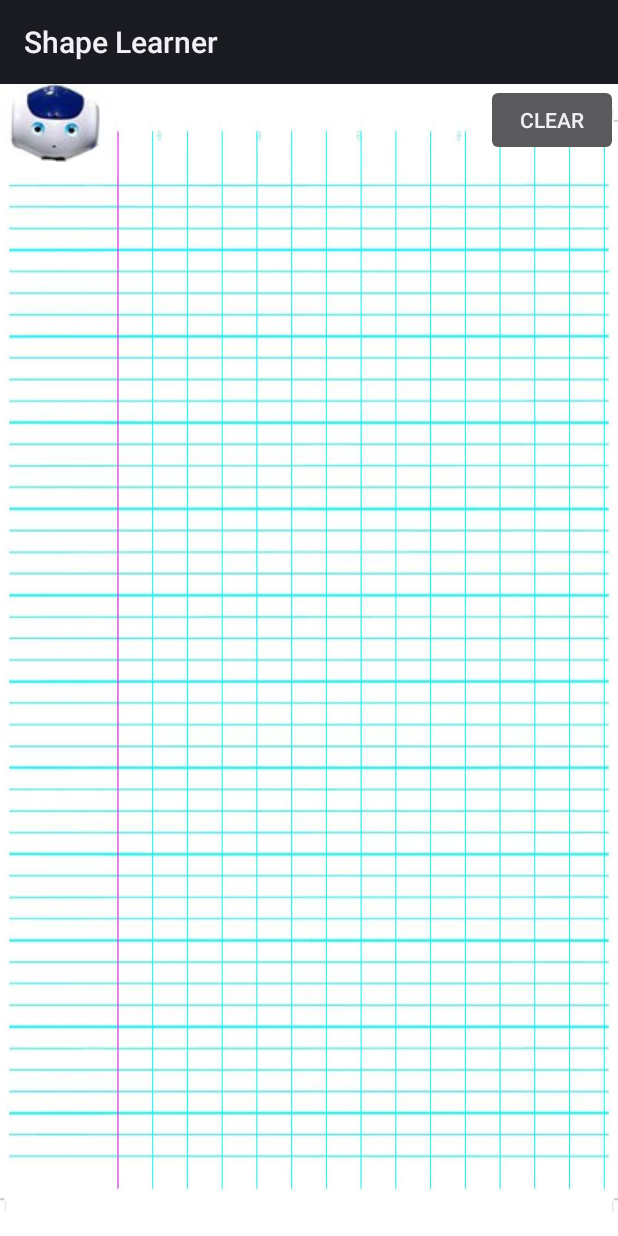
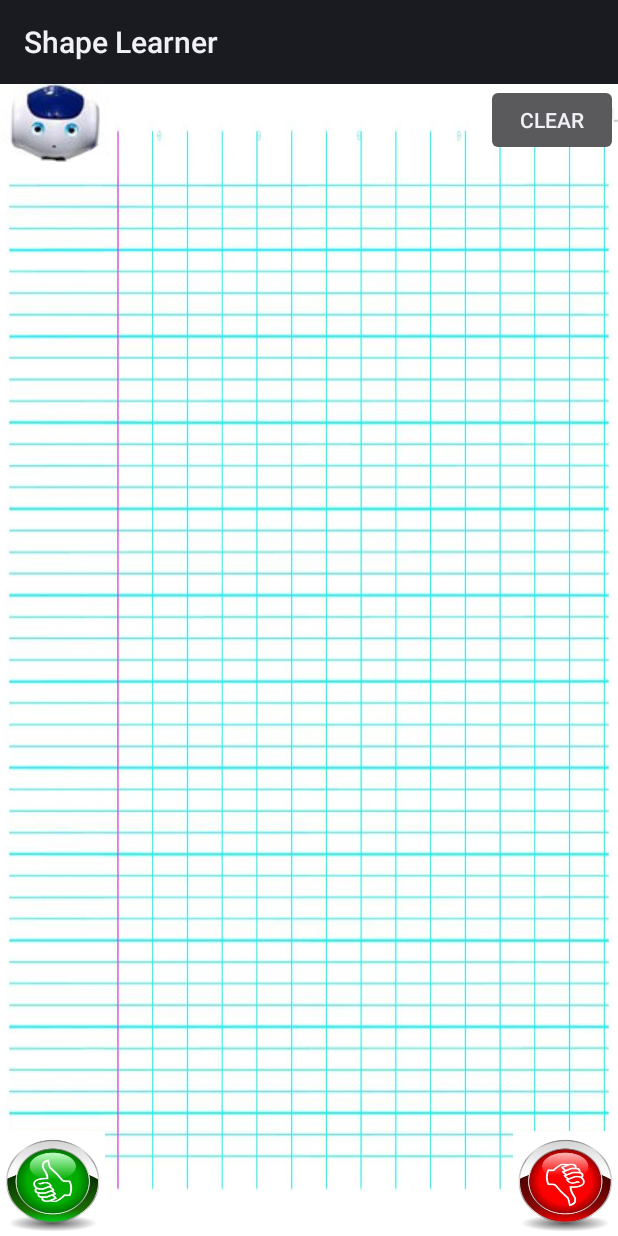
Before and after one commit to chili-epfl/cowriter_letter_learning, an Android app: the layout main.xml on its own in the app's theme, with its tools: preview values and no code run, on a phone screen of 412 x 824 dp. Run offline under Robolectric (Android 15) with nearby library versions, the phone set to English and light mode, and no system bars; plain views replace RosTextView.

Commit message:
updating oneShot display for version of Android above 5.1

```diff
--- a/shape_learning_android_nodes/shape_learner/src/main/java/org/ros/android/shape_learner/DisplayMethods.java
+++ b/shape_learning_android_nodes/shape_learner/src/main/java/org/ros/android/shape_learner/DisplayMethods.java
@@ -50,6 +50,7 @@ public class DisplayMethods {
     public void setDisplayRate(double rate){
         mDisplayRate = rate;
     }
+
     public static double MM2PX(double x){ return x*MM2INCH*PPI_tablet; }
     public static double PX2MM(double x){return x/(PPI_tablet*MM2INCH);}
 
--- /dev/null
+++ b/shape_learning_android_nodes/shape_learner/src/main/res/drawable/badxml.xml
@@ -0,0 +1,5 @@
+<selector xmlns:android="http://schemas.android.com/apk/res/android">
+    <item android:state_focused="true" android:drawable="@drawable/bad"/>
+    <item android:state_pressed="true" android:drawable="@drawable/bad1" />
+    <item android:drawable="@drawable/bad" />
+</selector>
--- /dev/null
+++ b/shape_learning_android_nodes/shape_learner/src/main/res/drawable/goodxml.xml
@@ -0,0 +1,5 @@
+<selector xmlns:android="http://schemas.android.com/apk/res/android">
+    <item android:state_focused="true" android:drawable="@drawable/good"/>
+    <item android:state_pressed="true" android:drawable="@drawable/good1" />
+    <item android:drawable="@drawable/good" />
+</selector>
--- a/shape_learning_android_nodes/shape_learner/src/main/res/layout/main.xml
+++ b/shape_learning_android_nodes/shape_learner/src/main/res/layout/main.xml
@@ -27,7 +27,8 @@ android:layout_height="fill_parent" android:background="#35517cff">
         android:layout_height="fill_parent"
         android:id="@+id/image" android:layout_width="match_parent"
         android:layout_gravity="center"
-        android:baselineAligned="false">
+        android:baselineAligned="false"
+        android:oneshot="true">
         <!--android:src="@drawable/icon"-->
     </org.ros.android.shape_learner.SystemDrawingViewNode>
     <org.ros.android.shape_learner.UserDrawingView
@@ -66,4 +67,20 @@ android:layout_height="fill_parent" android:background="#35517cff">
         android:layout_gravity="right"
         android:text="@string/clearShapeListenerView"
         android:enabled="true" />
+
+    <Button
+        android:layout_width="70dp"
+        android:layout_height="70dp"
+
+        android:id="@+id/buttonPositive"
+        android:layout_gravity="left|bottom"
+        android:background="@drawable/goodxml"/>
+
+    <Button
+        android:layout_width="70dp"
+        android:layout_height="70dp"
+
+        android:id="@+id/buttonNegative"
+        android:layout_gravity="right|bottom"
+        android:background="@drawable/badxml"/>
 </FrameLayout>
```
Also changed, not shown: shape_learning_android_nodes/shape_learner/src/main/java/org/ros/android/shape_learner/InteractionManagerNode.java (+26 -14 lines), shape_learning_android_nodes/shape_learner/src/main/java/org/ros/android/shape_learner/MainActivity.java (+28 -2 lines), shape_learning_android_nodes/shape_learner/src/main/java/org/ros/android/shape_learner/SystemDrawingViewNode.java (+6 -1 lines), shape_learning_android_nodes/shape_learner/src/main/res/drawable/bad.jpg (added), shape_learning_android_nodes/shape_learner/src/main/res/drawable/bad1.png (added), shape_learning_android_nodes/shape_learner/src/main/res/drawable/good.jpg (added), shape_learning_android_nodes/shape_learner/src/main/res/drawable/good1.png (added), 2 other files.
